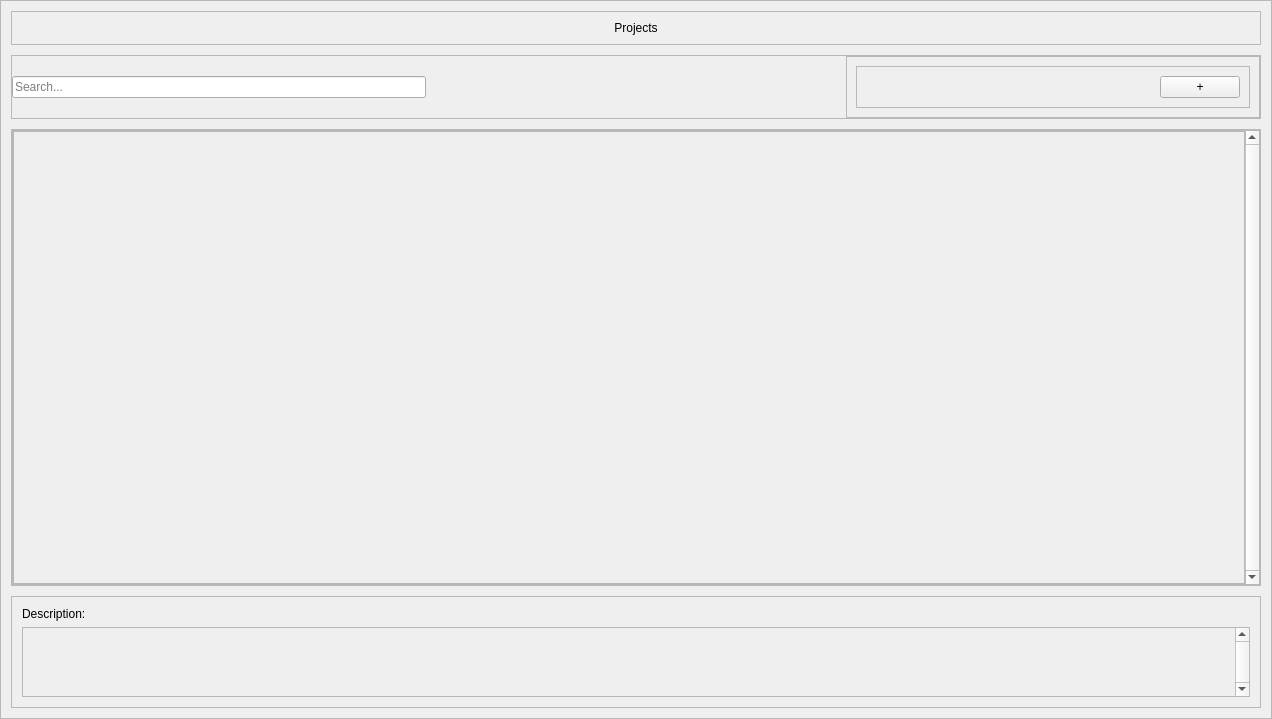
Old version of the form ProjectManager/UiWindows/ProjectWindow.ui in the repository hamkj008/ProjectManager.
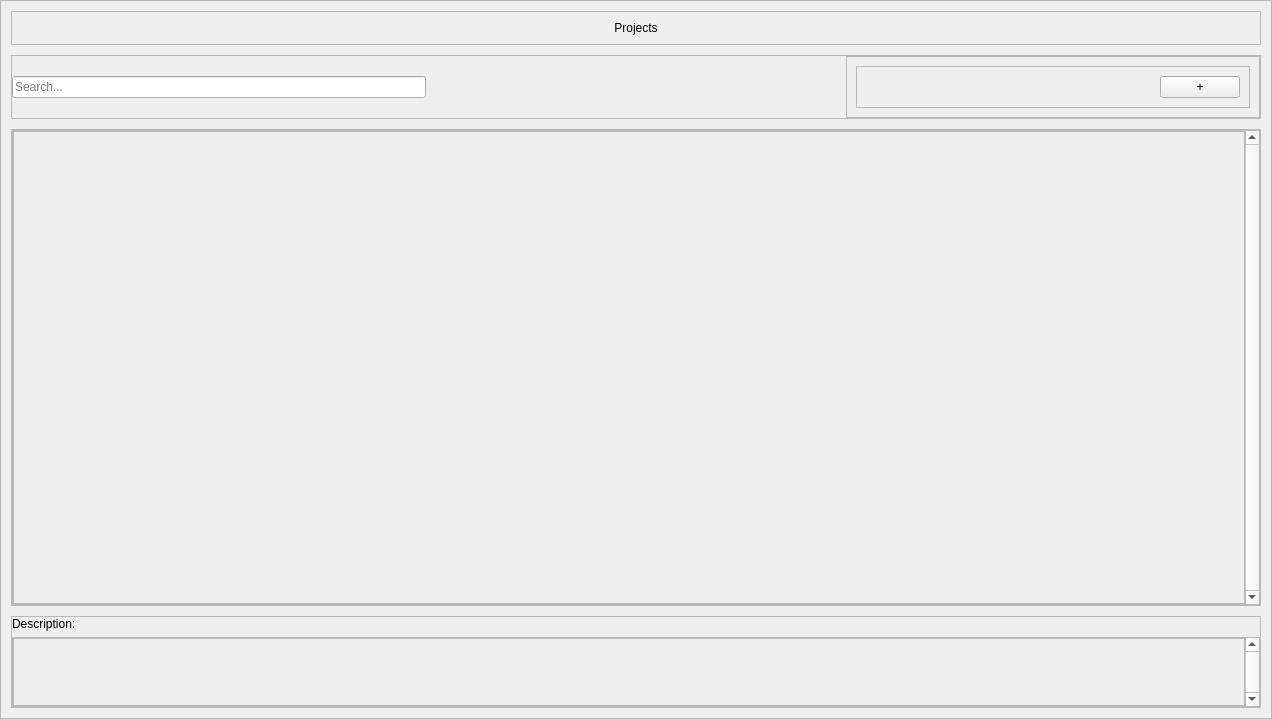
New version of the form.

Commit message: Refactored code base according to new standards, combined addNew views, cleared layouts properly, changed editing approach

```diff
--- a/ProjectManager/UiWindows/ProjectWindow.ui
+++ b/ProjectManager/UiWindows/ProjectWindow.ui
@@ -225,7 +225,7 @@
               <x>0</x>
               <y>0</y>
               <width>1229</width>
-              <height>446</height>
+              <height>466</height>
              </rect>
             </property>
             <layout class="QVBoxLayout" name="verticalLayout_4">
@@ -288,16 +288,16 @@
         </property>
         <layout class="QVBoxLayout" name="verticalLayout_6">
          <property name="leftMargin">
-          <number>10</number>
+          <number>0</number>
          </property>
          <property name="topMargin">
-          <number>10</number>
+          <number>0</number>
          </property>
          <property name="rightMargin">
-          <number>10</number>
+          <number>0</number>
          </property>
          <property name="bottomMargin">
-          <number>10</number>
+          <number>0</number>
          </property>
          <item>
           <widget class="QLabel" name="DescriptionLabel">
@@ -319,19 +319,55 @@
              <rect>
               <x>0</x>
               <y>0</y>
-              <width>1209</width>
+              <width>1229</width>
               <height>69</height>
              </rect>
             </property>
             <layout class="QVBoxLayout" name="verticalLayout_5">
+             <property name="leftMargin">
+              <number>0</number>
+             </property>
+             <property name="topMargin">
+              <number>0</number>
+             </property>
+             <property name="rightMargin">
+              <number>0</number>
+             </property>
+             <property name="bottomMargin">
+              <number>0</number>
+             </property>
              <item>
-              <widget class="QLabel" name="DescriptionTextLabel">
-               <property name="text">
-                <string/>
+              <widget class="QFrame" name="DescriptionFrame">
+               <property name="frameShape">
+                <enum>QFrame::StyledPanel</enum>
                </property>
-               <property name="alignment">
-                <set>Qt::AlignLeading|Qt::AlignLeft|Qt::AlignTop</set>
+               <property name="frameShadow">
+                <enum>QFrame::Raised</enum>
                </property>
+               <layout class="QHBoxLayout" name="horizontalLayout_9">
+                <property name="leftMargin">
+                 <number>0</number>
+                </property>
+                <property name="topMargin">
+                 <number>0</number>
+                </property>
+                <property name="rightMargin">
+                 <number>0</number>
+                </property>
+                <property name="bottomMargin">
+                 <number>0</number>
+                </property>
+                <item>
+                 <widget class="QLabel" name="DescriptionTextLabel">
+                  <property name="text">
+                   <string/>
+                  </property>
+                  <property name="alignment">
+                   <set>Qt::AlignLeading|Qt::AlignLeft|Qt::AlignTop</set>
+                  </property>
+                 </widget>
+                </item>
+               </layout>
               </widget>
              </item>
             </layout>
```
Left out of the diff: 4 changed lines with no effect on the pictures. The commit also changes 102 other files.
